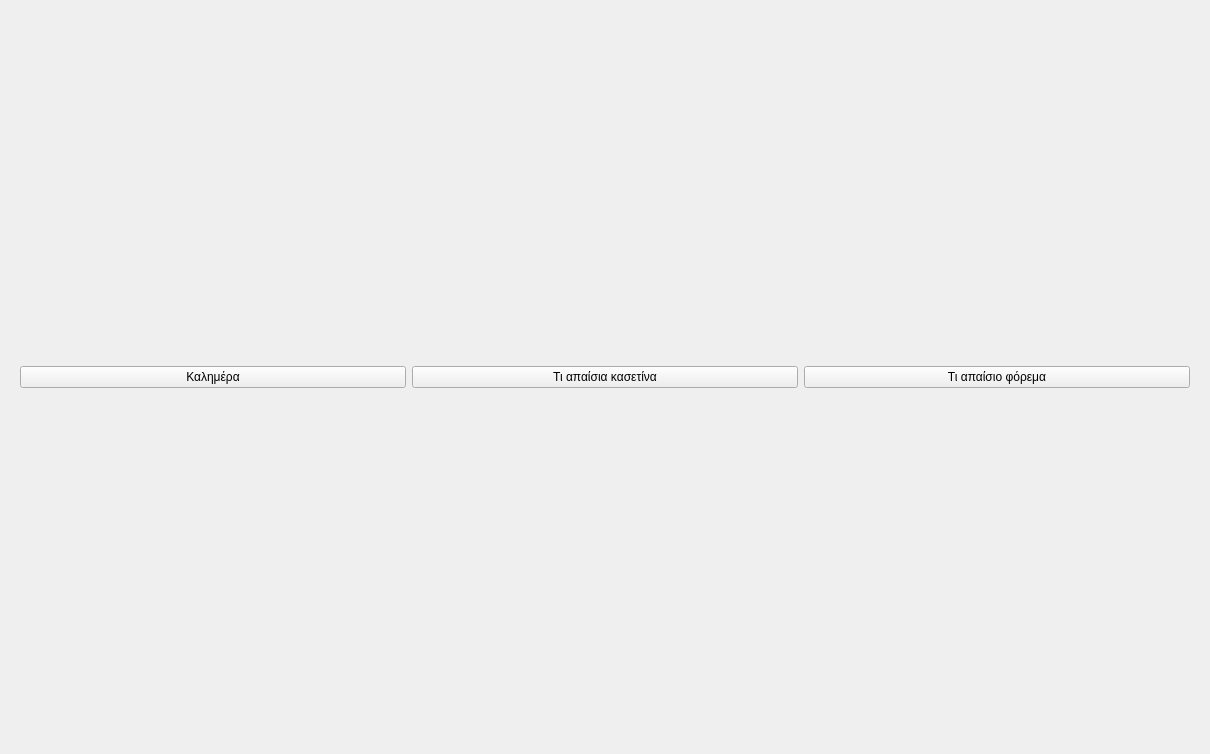
The window that user_interface/resources/page2.ui (smattha/robotHuman) describes before a commit, drawn with Qt 5.
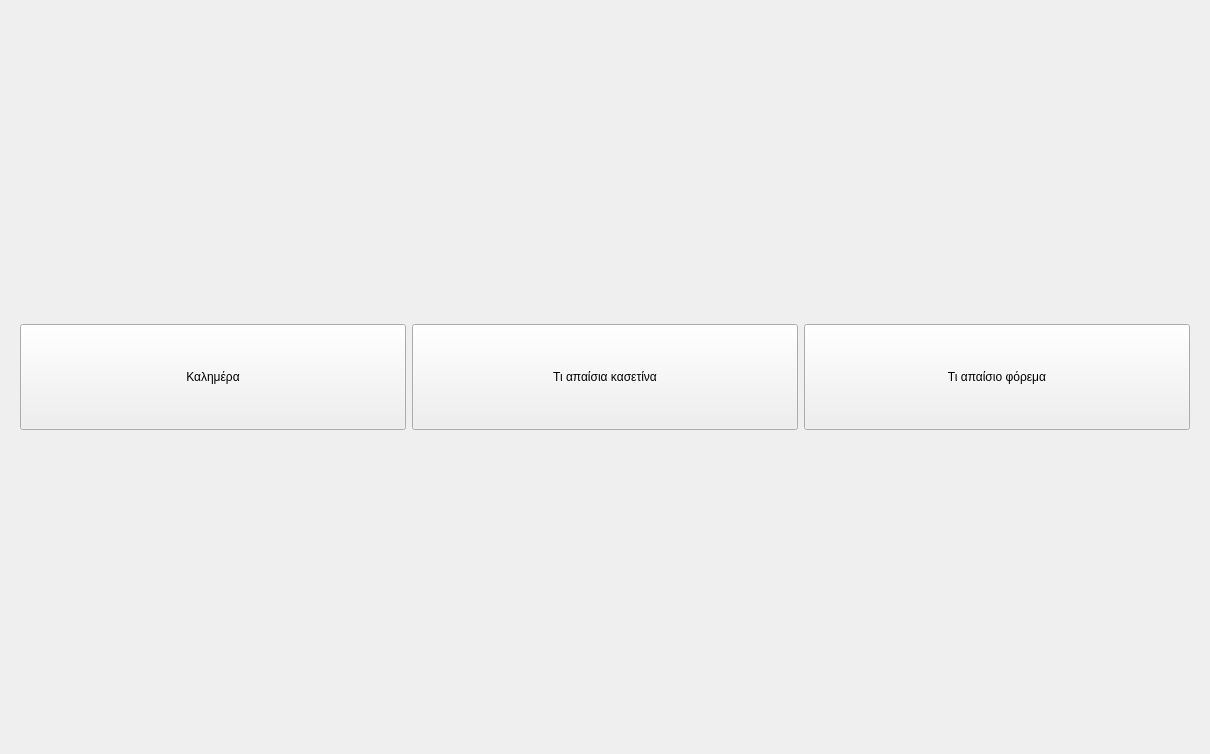
The same window after the commit. The open tabs and pages were chosen to show the change.

The edit to the form file:
```diff
--- a/user_interface/resources/page2.ui
+++ b/user_interface/resources/page2.ui
@@ -163,21 +163,39 @@
             </size>
            </property>
            <property name="text">
-            <string>Καλημέρα</string>
+            <string>
+
+
+Καλημέρα
+
+
+</string>
            </property>
           </widget>
          </item>
          <item>
           <widget class="QPushButton" name="optionA">
            <property name="text">
-            <string>Τι απαίσια κασετίνα</string>
+            <string>
+
+
+Τι απαίσια κασετίνα
+
+
+</string>
            </property>
           </widget>
          </item>
          <item>
           <widget class="QPushButton" name="optionC">
            <property name="text">
-            <string>Τι απαίσιο φόρεμα</string>
+            <string>
+
+
+Τι απαίσιο φόρεμα
+
+
+</string>
            </property>
           </widget>
          </item>
```
Left out of the diff: 5 changed lines with no effect on the pictures.
